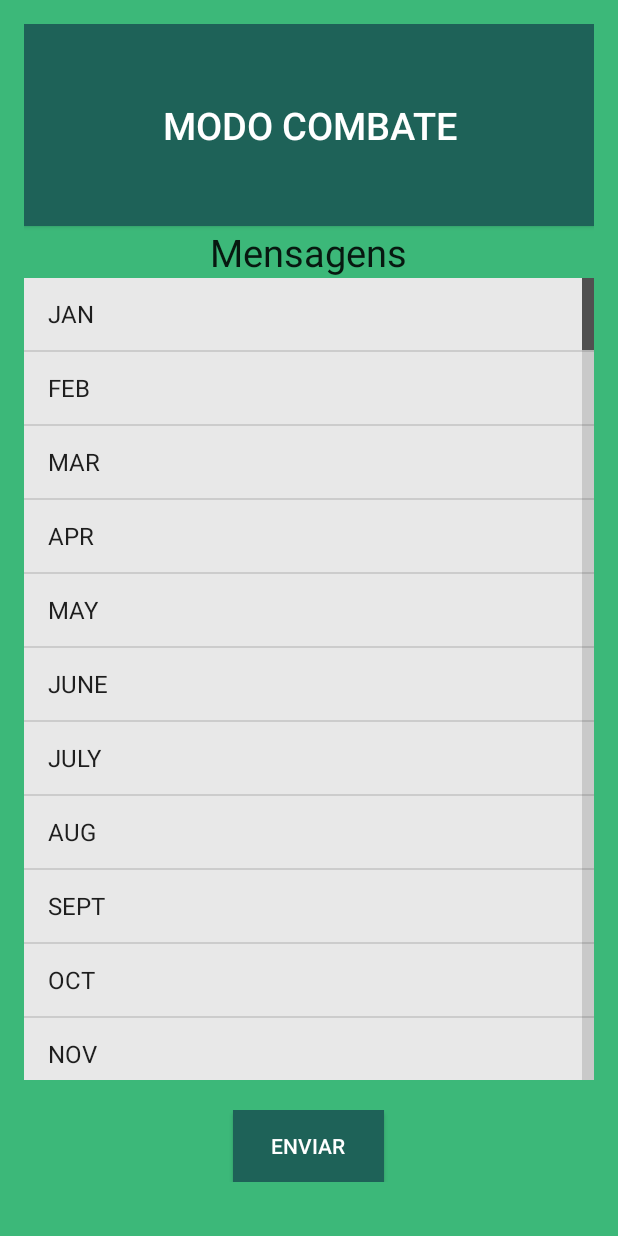
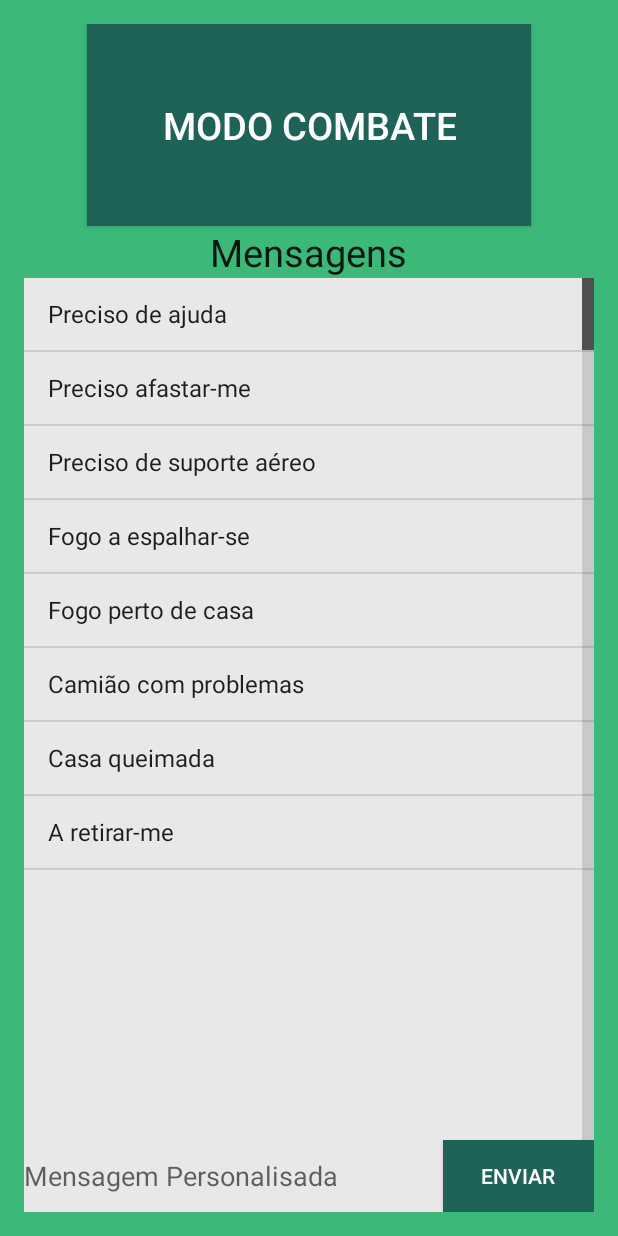
Before and after one commit to FrancisMT/Droidbeiro, an Android app: the BombeiroMain screen opened directly, with no data from a screen before it, on a phone screen of 412 x 824 dp. Run offline under Robolectric (Android 15) with nearby library versions, the phone set to English and light mode, and no system bars.

Commit message:
Continuação da Introdução da interface

```diff
--- a/app/src/main/AndroidManifest.xml
+++ b/app/src/main/AndroidManifest.xml
@@ -5,7 +5,6 @@
     <uses-sdk
         android:minSdkVersion="11"
         android:targetSdkVersion="19" />
-
     <uses-permission android:name="android.permission.INTERNET" />
 
     <uses-permission
--- a/app/src/main/java/pt/up/fe/droidbeiro/Presentation/BombeiroMain.java
+++ b/app/src/main/java/pt/up/fe/droidbeiro/Presentation/BombeiroMain.java
@@ -2,11 +2,19 @@ package pt.up.fe.droidbeiro.Presentation;
 
 import android.app.Activity;
 import android.app.ListActivity;
+import android.app.AlertDialog;
+import android.content.DialogInterface;
+import android.content.Intent;
 import android.os.Bundle;
 import android.view.Menu;
 import android.view.MenuItem;
+import android.view.View;
+import android.widget.AdapterView;
 import android.widget.ArrayAdapter;
+import android.widget.Button;
 import android.widget.ListView;
+import android.widget.AdapterView.OnItemClickListener;
+
 
 
 import pt.up.fe.droidbeiro.R;
@@ -14,12 +22,23 @@ import pt.up.fe.droidbeiro.R;
 public class BombeiroMain extends Activity {
 
     // Initialize the array
-    String[] monthsArray = { "JAN", "FEB", "MAR", "APR", "MAY", "JUNE", "JULY", "AUG", "SEPT", "OCT", "NOV", "DEC" };
+    String[] messages = {   "Preciso de ajuda",
+                            "Preciso afastar-me",
+                            "Preciso de suporte aéreo",
+                            "Fogo a espalhar-se",
+                            "Fogo perto de casa",
+                            "Camião com problemas",
+                            "Casa queimada",
+                            "A retirar-me",
+                        };
 
     // Declare the UI components
-    private ListView monthsListView;
+    private ListView lista_mensagens_layout;
+    private ArrayAdapter arrayAdapter;
+    private Button btn_enviar_msg;
+    private String mensagem;
 
-    private ArrayAdapter arrayAdapter;
+
 
     @Override
     protected void onCreate(Bundle savedInstanceState) {
@@ -29,10 +48,47 @@ public class BombeiroMain extends Activity {
         // Hiding the action bar
         getActionBar().hide();
 
-        monthsListView = (ListView) findViewById(R.id.lista_mensagens);
-        arrayAdapter = new ArrayAdapter(this, android.R.layout.simple_list_item_1, monthsArray);
-        monthsListView.setAdapter(arrayAdapter);
+        lista_mensagens_layout = (ListView) findViewById(R.id.lista_mensagens);
+        arrayAdapter = new ArrayAdapter(this, android.R.layout.simple_list_item_1, messages);
+        lista_mensagens_layout.setAdapter(arrayAdapter);
 
+        btn_enviar_msg = (Button)findViewById(R.id.btn_enviar_msg);
+
+        lista_mensagens_layout.setOnItemClickListener(new OnItemClickListener() {
+            public void onItemClick(AdapterView<?> a, View v, int position, long id) {
+                mensagem=lista_mensagens_layout.getItemAtPosition(position).toString();
+
+
+
+            }
+        });
+
+        btn_enviar_msg.setOnClickListener(new View.OnClickListener() {
+            @Override
+            public void onClick(View view) {
+
+               AlertDialog.Builder alertDialog = new AlertDialog.Builder(BombeiroMain.this);
+               alertDialog.setTitle("Enviar mensagem ?");
+               alertDialog.setMessage(mensagem);
+
+                //Setting Positive "Sim" Button
+                    alertDialog.setPositiveButton("Enviar", new DialogInterface.OnClickListener(){
+                    public void onClick(DialogInterface dialog,int which) {
+                        //envia a mensagem para o centro de controlo
+                    }
+                });
+
+                // Setting Negative "NÃO" Button
+                alertDialog.setNegativeButton("Cancelar", new DialogInterface.OnClickListener() {
+                    public void onClick(DialogInterface dialog, int which) {
+                        //envia a mensagem para o centro de controlo
+                    }
+                });
+
+                alertDialog.show();
+
+            }
+        });
 
 
 
--- a/app/src/main/res/layout/activity_bombeiro_main.xml
+++ b/app/src/main/res/layout/activity_bombeiro_main.xml
@@ -10,28 +10,34 @@
     android:orientation="vertical"
     tools:context="pt.up.fe.droidbeiro.Presentation.BombeiroMain">
 
-    <LinearLayout
+
+    <TextView
+        android:layout_width="wrap_content"
+        android:layout_height="wrap_content"
+        android:textAppearance="?android:attr/textAppearanceLarge"
+        android:text="Mensagens"
+        android:id="@+id/textView2"
+        android:textSize="25dp"
+        android:layout_below="@+id/btn_modo_combate"
+        android:layout_centerHorizontal="true" />
+
+    <ListView
         android:layout_width="fill_parent"
-        android:layout_height="wrap_content"
-        android:gravity="center_horizontal"
-        android:orientation="vertical"
-        android:padding="20dp"
-        android:id="@+id/linearLayout"
-        android:weightSum="1"
-        android:layout_alignParentBottom="true">
-
-        <Button
-            android:id="@+id/btn_entrar"
-            android:layout_width="wrap_content"
-            android:layout_height="wrap_content"
-            android:background="@color/bg_btn_join"
-            android:paddingLeft="25dp"
-            android:paddingRight="25dp"
-            android:text="Enviar"
-            android:textColor="@color/white"
-            android:layout_gravity="center_horizontal"
-            android:layout_alignBottom="@+id/linearLayout" />
-    </LinearLayout>
+        android:layout_height="match_parent"
+        android:id="@+id/lista_mensagens"
+        android:layout_gravity="center_horizontal"
+        android:fastScrollAlwaysVisible="true"
+        android:background="@color/body_background"
+        android:layout_alignParentEnd="true"
+        android:fastScrollStyle="@android:color/black"
+        android:cacheColorHint="#FFDAFF7F"
+        android:focusable="false"
+        android:fastScrollEnabled="true"
+        android:focusableInTouchMode="false"
+        android:choiceMode="singleChoice"
+        android:descendantFocusability="beforeDescendants"
+        android:listSelector="@android:color/darker_gray"
+        android:layout_below="@+id/textView2" />
 
     <Button
         android:layout_width="wrap_content"
@@ -41,41 +47,33 @@
         android:text="Modo Combate"
         android:id="@+id/btn_modo_combate"
         android:layout_gravity="center_horizontal"
+        android:textColor="@color/white"
+        android:textSize="25dp"
         android:layout_alignParentTop="true"
-        android:textColor="@color/white"
+        android:layout_centerHorizontal="true" />
+
+    <EditText
+        android:layout_width="match_parent"
+        android:layout_height="wrap_content"
+        android:id="@+id/msg_custom"
+        android:layout_toStartOf="@+id/btn_enviar_msg"
+        android:layout_alignParentBottom="true"
         android:layout_alignParentStart="true"
-        android:layout_alignEnd="@+id/linearLayout"
-        android:textSize="25dp" />
+        android:background="@color/body_background"
+        android:hint="Mensagem Personalisada"
+        android:layout_alignTop="@+id/btn_enviar_msg" />
 
-
-
-    <TextView
+    <Button
+        android:id="@+id/btn_enviar_msg"
         android:layout_width="wrap_content"
         android:layout_height="wrap_content"
-        android:textAppearance="?android:attr/textAppearanceLarge"
-        android:text="Mensagens"
-        android:id="@+id/textView2"
-        android:layout_below="@+id/btn_modo_combate"
-        android:layout_centerHorizontal="true"
-        android:textSize="25dp" />
-
-    <ScrollView
-        android:layout_width="match_parent"
-        android:layout_height="wrap_content"
-        android:minHeight="170dp"
-        android:id="@+id/scrollView"
-        android:fillViewport="true"
-        android:layout_above="@+id/textView2"></ScrollView>
-
-    <ListView
-        android:layout_width="fill_parent"
-        android:layout_height="match_parent"
-        android:id="@+id/lista_mensagens"
-        android:layout_gravity="center_horizontal"
-        android:fastScrollAlwaysVisible="true"
-        android:background="@color/body_background"
-        android:layout_above="@+id/linearLayout"
-        android:layout_alignParentEnd="true"
-        android:layout_below="@+id/textView2" />
+        android:background="@color/bg_btn_join"
+        android:paddingLeft="25dp"
+        android:paddingRight="25dp"
+        android:text="Enviar"
+        android:textColor="@color/white"
+        android:layout_gravity="right"
+        android:layout_alignBottom="@+id/lista_mensagens"
+        android:layout_alignParentEnd="true" />
 
 </RelativeLayout>
```
